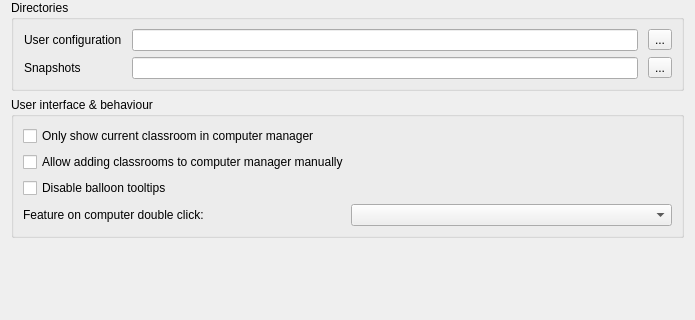
Before: the Qt Designer form configurator/forms/MasterConfigurationPage.ui in veyon/veyon, drawn with Qt 5; both pictures show x 0 to 695 and y 0 to 320 of the 695 by 532 pixel window.
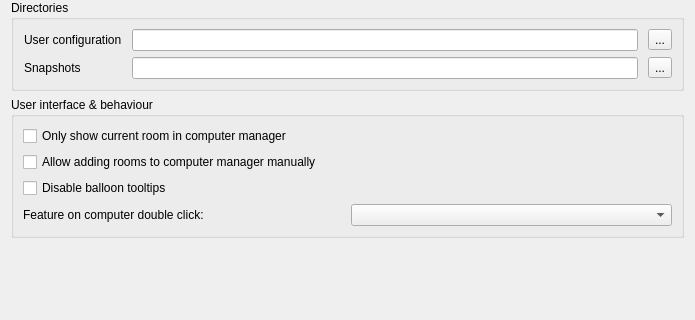
After: the same form once the commit is applied. Icons and pictures are not drawn.

Commit message: Core, Master, Configurator: use more generic wording for rooms

Patch:
```diff
--- a/configurator/forms/MasterConfigurationPage.ui
+++ b/configurator/forms/MasterConfigurationPage.ui
@@ -96,7 +96,7 @@
       <item row="1" column="0" colspan="2">
        <widget class="QCheckBox" name="manualClassroomAdditionAllowed">
         <property name="text">
-         <string>Allow adding classrooms to computer manager manually</string>
+         <string>Allow adding rooms to computer manager manually</string>
         </property>
        </widget>
       </item>
@@ -110,7 +110,7 @@
       <item row="0" column="0" colspan="2">
        <widget class="QCheckBox" name="onlyCurrentClassroomVisible">
         <property name="text">
-         <string>Only show current classroom in computer manager</string>
+         <string>Only show current room in computer manager</string>
         </property>
        </widget>
       </item>
```
Left out of the diff: 4 changed lines with no effect on the pictures. The commit also changes 4 other files.
